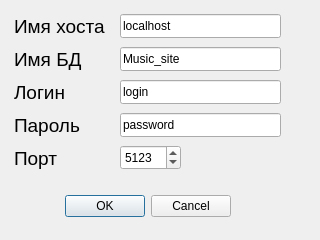
The window that dialog.ui (CaigCaig/2024-02-11_Task03_HW01_FormsDB) describes before a commit, drawn with Qt 5.
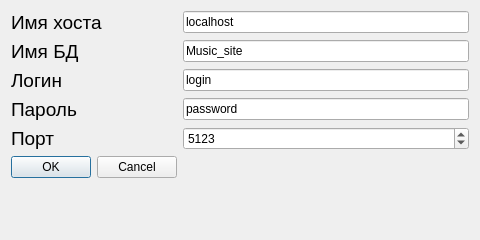
The same window after the commit.

Commit message: 2024-02-14 Correction mistakes

```diff
--- a/dialog.ui
+++ b/dialog.ui
@@ -6,7 +6,7 @@
    <rect>
     <x>0</x>
     <y>0</y>
-    <width>320</width>
+    <width>480</width>
     <height>240</height>
    </rect>
   </property>
@@ -25,230 +25,166 @@
   <property name="windowTitle">
    <string>Dialog</string>
   </property>
-  <widget class="QDialogButtonBox" name="buttonBox">
-   <property name="geometry">
-    <rect>
-     <x>60</x>
-     <y>190</y>
-     <width>171</width>
-     <height>32</height>
-    </rect>
-   </property>
-   <property name="orientation">
-    <enum>Qt::Horizontal</enum>
-   </property>
-   <property name="standardButtons">
-    <set>QDialogButtonBox::Cancel|QDialogButtonBox::Ok</set>
-   </property>
-  </widget>
-  <widget class="QLabel" name="lb_port">
-   <property name="geometry">
-    <rect>
-     <x>14</x>
-     <y>145</y>
-     <width>96</width>
-     <height>26</height>
-    </rect>
-   </property>
-   <property name="maximumSize">
-    <size>
-     <width>96</width>
-     <height>32</height>
-    </size>
-   </property>
-   <property name="font">
-    <font>
-     <pointsize>14</pointsize>
-     <bold>false</bold>
-    </font>
-   </property>
-   <property name="text">
-    <string>Порт</string>
-   </property>
-  </widget>
-  <widget class="QSpinBox" name="sb_port">
-   <property name="geometry">
-    <rect>
-     <x>120</x>
-     <y>145</y>
-     <width>61</width>
-     <height>25</height>
-    </rect>
-   </property>
-   <property name="minimum">
-    <number>1</number>
-   </property>
-   <property name="maximum">
-    <number>65535</number>
-   </property>
-   <property name="value">
-    <number>5123</number>
-   </property>
-  </widget>
-  <widget class="QLineEdit" name="le_DBName">
-   <property name="geometry">
-    <rect>
-     <x>120</x>
-     <y>47</y>
-     <width>161</width>
-     <height>24</height>
-    </rect>
-   </property>
-   <property name="text">
-    <string>Music_site</string>
-   </property>
-   <property name="maxLength">
-    <number>256</number>
-   </property>
-  </widget>
-  <widget class="QLabel" name="lb_password">
-   <property name="geometry">
-    <rect>
-     <x>14</x>
-     <y>112</y>
-     <width>96</width>
-     <height>26</height>
-    </rect>
-   </property>
-   <property name="maximumSize">
-    <size>
-     <width>96</width>
-     <height>32</height>
-    </size>
-   </property>
-   <property name="font">
-    <font>
-     <pointsize>14</pointsize>
-     <bold>false</bold>
-    </font>
-   </property>
-   <property name="text">
-    <string>Пароль</string>
-   </property>
-  </widget>
-  <widget class="QLineEdit" name="le_password">
-   <property name="geometry">
-    <rect>
-     <x>120</x>
-     <y>113</y>
-     <width>161</width>
-     <height>24</height>
-    </rect>
-   </property>
-   <property name="text">
-    <string>password</string>
-   </property>
-   <property name="maxLength">
-    <number>256</number>
-   </property>
-  </widget>
-  <widget class="QLabel" name="lb_DBName">
-   <property name="geometry">
-    <rect>
-     <x>14</x>
-     <y>46</y>
-     <width>96</width>
-     <height>26</height>
-    </rect>
-   </property>
-   <property name="maximumSize">
-    <size>
-     <width>96</width>
-     <height>32</height>
-    </size>
-   </property>
-   <property name="font">
-    <font>
-     <pointsize>14</pointsize>
-     <bold>false</bold>
-    </font>
-   </property>
-   <property name="text">
-    <string>Имя БД</string>
-   </property>
-  </widget>
-  <widget class="QLineEdit" name="le_hostName">
-   <property name="geometry">
-    <rect>
-     <x>120</x>
-     <y>14</y>
-     <width>161</width>
-     <height>24</height>
-    </rect>
-   </property>
-   <property name="text">
-    <string>localhost</string>
-   </property>
-   <property name="maxLength">
-    <number>1024</number>
-   </property>
-  </widget>
-  <widget class="QLabel" name="lb_hostName">
-   <property name="geometry">
-    <rect>
-     <x>14</x>
-     <y>13</y>
-     <width>96</width>
-     <height>26</height>
-    </rect>
-   </property>
-   <property name="maximumSize">
-    <size>
-     <width>96</width>
-     <height>32</height>
-    </size>
-   </property>
-   <property name="font">
-    <font>
-     <pointsize>14</pointsize>
-     <bold>false</bold>
-    </font>
-   </property>
-   <property name="text">
-    <string>Имя хоста</string>
-   </property>
-  </widget>
-  <widget class="QLabel" name="lb_login">
-   <property name="geometry">
-    <rect>
-     <x>14</x>
-     <y>79</y>
-     <width>96</width>
-     <height>26</height>
-    </rect>
-   </property>
-   <property name="maximumSize">
-    <size>
-     <width>96</width>
-     <height>32</height>
-    </size>
-   </property>
-   <property name="font">
-    <font>
-     <pointsize>14</pointsize>
-     <bold>false</bold>
-    </font>
-   </property>
-   <property name="text">
-    <string>Логин</string>
-   </property>
-  </widget>
-  <widget class="QLineEdit" name="le_login">
-   <property name="geometry">
-    <rect>
-     <x>120</x>
-     <y>80</y>
-     <width>161</width>
-     <height>24</height>
-    </rect>
-   </property>
-   <property name="text">
-    <string>login</string>
-   </property>
-   <property name="maxLength">
-    <number>256</number>
-   </property>
-  </widget>
+  <layout class="QFormLayout" name="formLayout">
+   <item row="0" column="0">
+    <widget class="QLabel" name="lb_hostName">
+     <property name="maximumSize">
+      <size>
+       <width>96</width>
+       <height>32</height>
+      </size>
+     </property>
+     <property name="font">
+      <font>
+       <pointsize>14</pointsize>
+       <bold>false</bold>
+      </font>
+     </property>
+     <property name="text">
+      <string>Имя хоста</string>
+     </property>
+    </widget>
+   </item>
+   <item row="0" column="1">
+    <widget class="QLineEdit" name="le_hostName">
+     <property name="text">
+      <string>localhost</string>
+     </property>
+     <property name="maxLength">
+      <number>1024</number>
+     </property>
+    </widget>
+   </item>
+   <item row="1" column="0">
+    <widget class="QLabel" name="lb_DBName">
+     <property name="maximumSize">
+      <size>
+       <width>96</width>
+       <height>32</height>
+      </size>
+     </property>
+     <property name="font">
+      <font>
+       <pointsize>14</pointsize>
+       <bold>false</bold>
+      </font>
+     </property>
+     <property name="text">
+      <string>Имя БД</string>
+     </property>
+    </widget>
+   </item>
+   <item row="1" column="1">
+    <widget class="QLineEdit" name="le_DBName">
+     <property name="text">
+      <string>Music_site</string>
+     </property>
+     <property name="maxLength">
+      <number>256</number>
+     </property>
+    </widget>
+   </item>
+   <item row="2" column="0">
+    <widget class="QLabel" name="lb_login">
+     <property name="maximumSize">
+      <size>
+       <width>96</width>
+       <height>32</height>
+      </size>
+     </property>
+     <property name="font">
+      <font>
+       <pointsize>14</pointsize>
+       <bold>false</bold>
+      </font>
+     </property>
+     <property name="text">
+      <string>Логин</string>
+     </property>
+    </widget>
+   </item>
+   <item row="2" column="1">
+    <widget class="QLineEdit" name="le_login">
+     <property name="text">
+      <string>login</string>
+     </property>
+     <property name="maxLength">
+      <number>256</number>
+     </property>
+    </widget>
+   </item>
+   <item row="3" column="0">
+    <widget class="QLabel" name="lb_password">
+     <property name="maximumSize">
+      <size>
+       <width>96</width>
+       <height>32</height>
+      </size>
+     </property>
+     <property name="font">
+      <font>
+       <pointsize>14</pointsize>
+       <bold>false</bold>
+      </font>
+     </property>
+     <property name="text">
+      <string>Пароль</string>
+     </property>
+    </widget>
+   </item>
+   <item row="3" column="1">
+    <widget class="QLineEdit" name="le_password">
+     <property name="text">
+      <string>password</string>
+     </property>
+     <property name="maxLength">
+      <number>256</number>
+     </property>
+    </widget>
+   </item>
+   <item row="4" column="0">
+    <widget class="QLabel" name="lb_port">
+     <property name="maximumSize">
+      <size>
+       <width>96</width>
+       <height>32</height>
+      </size>
+     </property>
+     <property name="font">
+      <font>
+       <pointsize>14</pointsize>
+       <bold>false</bold>
+      </font>
+     </property>
+     <property name="text">
+      <string>Порт</string>
+     </property>
+    </widget>
+   </item>
+   <item row="4" column="1">
+    <widget class="QSpinBox" name="sb_port">
+     <property name="minimum">
+      <number>1</number>
+     </property>
+     <property name="maximum">
+      <number>65535</number>
+     </property>
+     <property name="value">
+      <number>5123</number>
+     </property>
+    </widget>
+   </item>
+   <item row="5" column="0">
+    <widget class="QDialogButtonBox" name="buttonBox">
+     <property name="orientation">
+      <enum>Qt::Horizontal</enum>
+     </property>
+     <property name="standardButtons">
+      <set>QDialogButtonBox::Cancel|QDialogButtonBox::Ok</set>
+     </property>
+    </widget>
+   </item>
+  </layout>
  </widget>
  <resources/>
  <connections>
```
